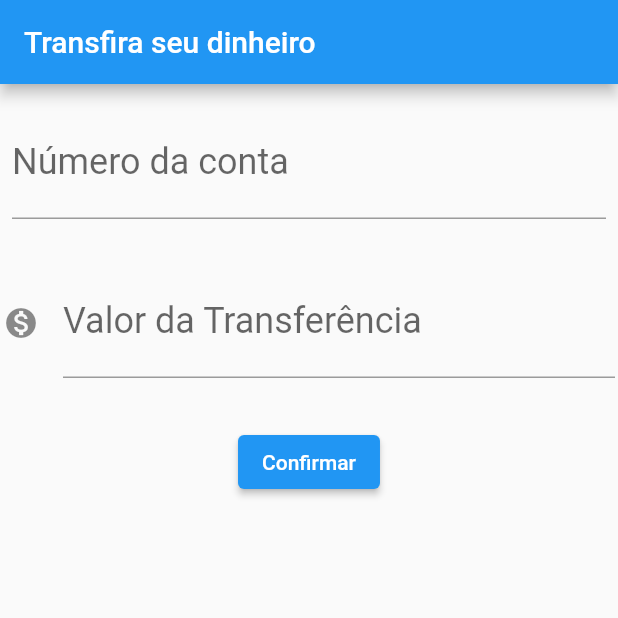
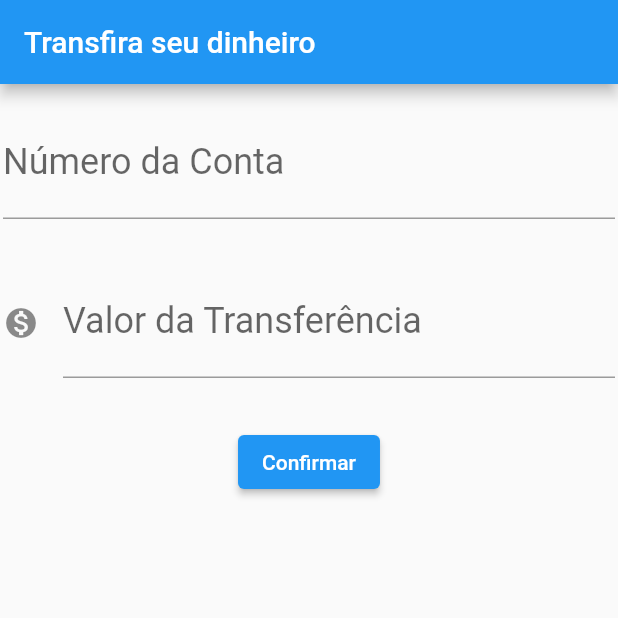
Before and after one commit to alexandretaz/caellum_flutter, a Flutter app: the screen it shows after launch, on a phone screen of 412 x 824 dp, the top half of it. Run offline on Flutter 3.47's test engine with Material 2 defaults, Android fonts, the phone set to English and light mode, and no system bars.

Commit message:
Exercícios 3.2, 3.4 e 3.6

```diff
--- a/lib/main.dart
+++ b/lib/main.dart
@@ -32,36 +32,8 @@ Widget build(BuildContext context) {
     ),
     body: Column(
         children:<Widget>[
-          Padding(
-            padding: const EdgeInsets.symmetric(vertical: 16.0,horizontal: 8.0),
-            child: TextField(
-              controller: _controladorCampoNumeroConta,
-              style: TextStyle(
-                  fontSize: 24.0
-              ),
-              keyboardType: TextInputType.number,
-              decoration: InputDecoration(
-                  labelText: 'Número da conta',
-                  hintText: '0000'
-              ),
-            ),
-          ),
-          Padding(
-            padding: const EdgeInsets.symmetric(vertical: 16.0,horizontal: 2.0),
-            child: TextField(
-              controller: _controladorCampoValorTransferencia,
-              style: TextStyle(
-                  fontSize: 24.0
-              ),
-              keyboardType: TextInputType.number,
-              decoration: InputDecoration(
-                  labelText: 'Valor da Transferência',
-                  hintText: '0.00',
-                  icon: Icon(Icons.monetization_on),
-              ),
-
-            ),
-          ),
+          CampoTexto('Número da Conta', '0000', _controladorCampoValorTransferencia),
+          CampoTexto('Valor da Transferência', '00.00', _controladorCampoNumeroConta,icone:Icons.monetization_on),
           Padding(
             padding: const EdgeInsets.symmetric(vertical: 16.0, horizontal: 8.0),
           child: ElevatedButton(
@@ -71,6 +43,7 @@ Widget build(BuildContext context) {
               final int numeroConta = int.tryParse(_controladorCampoNumeroConta.text);
               final double valor = double.tryParse(_controladorCampoValorTransferencia.text);
               if(numeroConta ==null || valor==null) {
+                debugPrint('Falha ao Gravar');
                 ScaffoldMessenger.of(context).showSnackBar(
                     SnackBar(
                     content: const Text("Revise os campos",
@@ -96,6 +69,36 @@ Widget build(BuildContext context) {
     ]),
   );
 }
+}
+
+/****** Factory de Campos*******/
+
+class CampoTexto extends StatelessWidget {
+
+  String _rotulo, _dica;
+  IconData icone;
+
+  final TextEditingController _controlador;
+  CampoTexto(this._rotulo, this._dica, this._controlador,{this.icone});
+  @override
+  Widget build(BuildContext context) {
+    return Padding(
+      padding: const EdgeInsets.symmetric(vertical: 16.0,horizontal: 2.0),
+      child: TextField(
+        controller: _controlador,
+        style: TextStyle(
+            fontSize: 24.0
+        ),
+        keyboardType: TextInputType.number,
+        decoration: InputDecoration(
+          labelText: this._rotulo,
+          hintText: this._dica,
+          icon: icone!=null ? Icon(icone):null,
+        ),
+
+      ),
+    );
+  }
 }
 
 /*****************************************/
```
